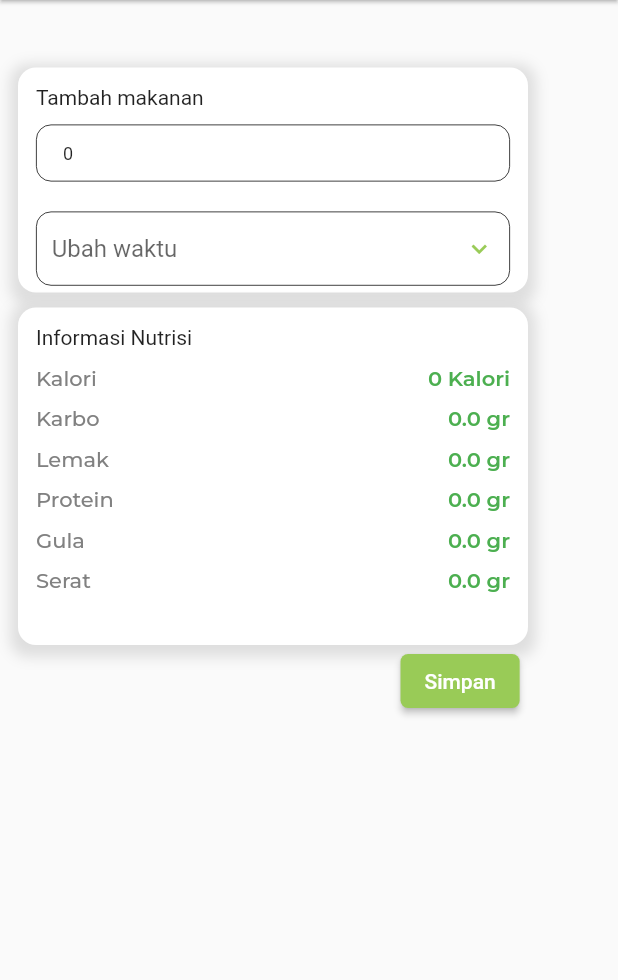
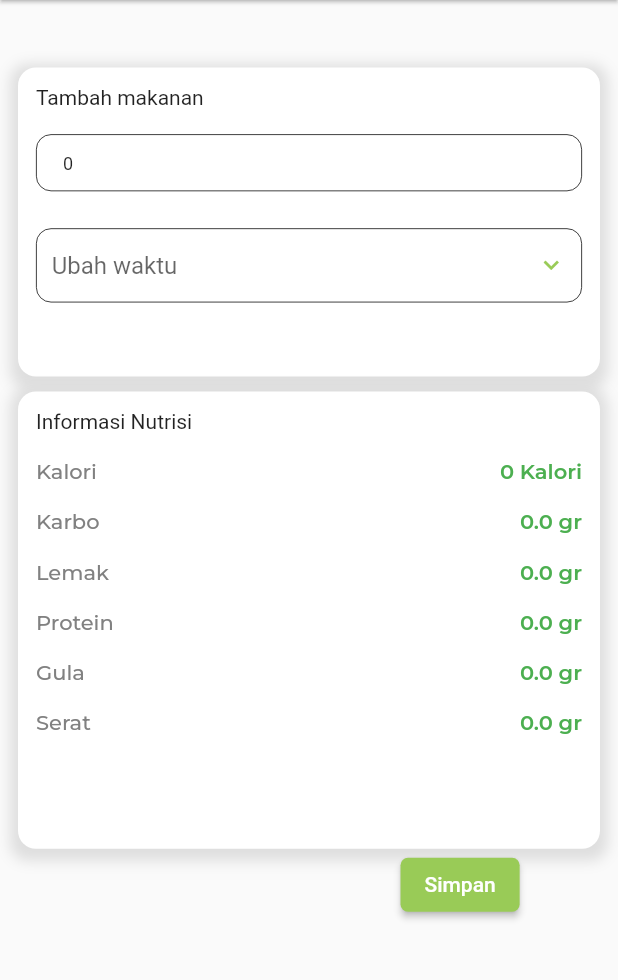
Before and after one commit to NamkuGavin/bst_flutter, a Flutter app: the PorsiMakanan screen opened directly with empty values, on a phone screen of 412 x 824 dp, the part 84-1064 px from its top. Run offline on Flutter 3.47's test engine with Material 2 defaults, Android fonts, the phone set to English and light mode, and no system bars; our stand-ins replace google_fonts.

Commit message:
fix: [GA] porsi makanan mediaquery

```diff
--- a/lib/view/infomakanan/PorsiMakanan.dart
+++ b/lib/view/infomakanan/PorsiMakanan.dart
@@ -49,8 +49,8 @@ class _PorsiMakananState extends State<PorsiMakanan> {
           SizedBox(height: 10),
           Container(
             padding: EdgeInsets.symmetric(horizontal: 12, vertical: 12),
-            height: 150,
-            width: 340,
+            height: MediaQuery.of(context).size.height * 0.25,
+            width: double.infinity,
             decoration: BoxDecoration(
               borderRadius: BorderRadius.circular(12),
               color: Colors.white,
@@ -68,8 +68,8 @@ class _PorsiMakananState extends State<PorsiMakanan> {
           SizedBox(height: 10),
           Container(
             padding: EdgeInsets.symmetric(horizontal: 12, vertical: 12),
-            height: 225,
-            width: 340,
+            height: MediaQuery.of(context).size.height * 0.37,
+            width: double.infinity,
             decoration: BoxDecoration(
               borderRadius: BorderRadius.circular(12),
               color: Colors.white,
@@ -113,7 +113,7 @@ class _PorsiMakananState extends State<PorsiMakanan> {
       children: [
         Text("Tambah makanan"),
         SizedBox(
-          height: 10,
+          height: MediaQuery.of(context).size.height * 0.02,
         ),
         TextField(
           controller: porsiControl,
@@ -141,7 +141,7 @@ class _PorsiMakananState extends State<PorsiMakanan> {
             ),
           ),
         ),
-        SizedBox(height: 20),
+        SizedBox(height: MediaQuery.of(context).size.height * 0.03),
         Container(
             height: MediaQuery.of(context).size.height * 0.06,
             width: double.infinity,
@@ -179,7 +179,7 @@ class _PorsiMakananState extends State<PorsiMakanan> {
       children: [
         Text("Informasi Nutrisi"),
         SizedBox(
-          height: 10,
+          height: MediaQuery.of(context).size.height * 0.02,
         ),
         Row(
           mainAxisAlignment: MainAxisAlignment.spaceBetween,
@@ -190,7 +190,7 @@ class _PorsiMakananState extends State<PorsiMakanan> {
                   fontWeight: FontWeight.w500, color: Color(0xFF818181)),
             ),
             SizedBox(
-              width: 8,
+              width: MediaQuery.of(context).size.width * 0.01,
             ),
             Text(
               widget.model.getkal.toString() + " Kalori",
@@ -200,7 +200,7 @@ class _PorsiMakananState extends State<PorsiMakanan> {
           ],
         ),
         SizedBox(
-          height: 10,
+          height: MediaQuery.of(context).size.height * 0.02,
         ),
         tableNutrisi("Karbo", widget.model.getK),
         tableNutrisi("Lemak", widget.model.getL),
@@ -223,7 +223,7 @@ class _PorsiMakananState extends State<PorsiMakanan> {
                   fontWeight: FontWeight.w500, color: Color(0xFF818181)),
             ),
             SizedBox(
-              width: 8,
+              width: MediaQuery.of(context).size.width * 0.01,
             ),
             Text(
               gr.toString() + " gr",
@@ -233,7 +233,7 @@ class _PorsiMakananState extends State<PorsiMakanan> {
           ],
         ),
         SizedBox(
-          height: 10,
+          height: MediaQuery.of(context).size.height * 0.02,
         ),
       ],
     );
```
